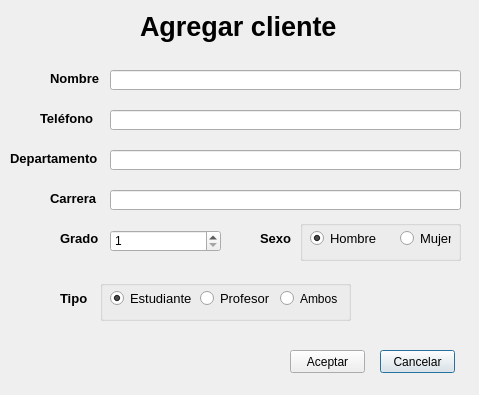
Above: altacliente.ui from AdrianPrietoLozano/biblioteca before the change. Below: the same form after it.
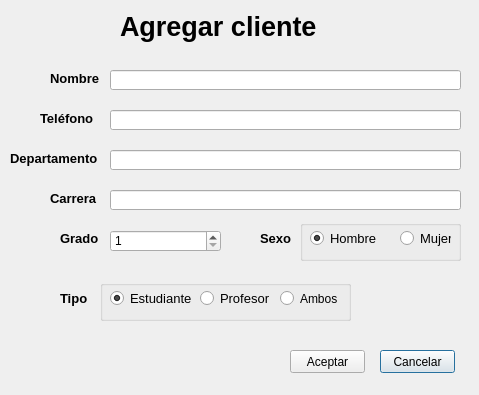
That is the form after the change.

What changed in the file:
```diff
--- a/altacliente.ui
+++ b/altacliente.ui
@@ -41,9 +41,9 @@
   <widget class="QLabel" name="labelTexto">
    <property name="geometry">
     <rect>
-     <x>140</x>
+     <x>120</x>
      <y>10</y>
-     <width>206</width>
+     <width>241</width>
      <height>33</height>
     </rect>
    </property>
```
